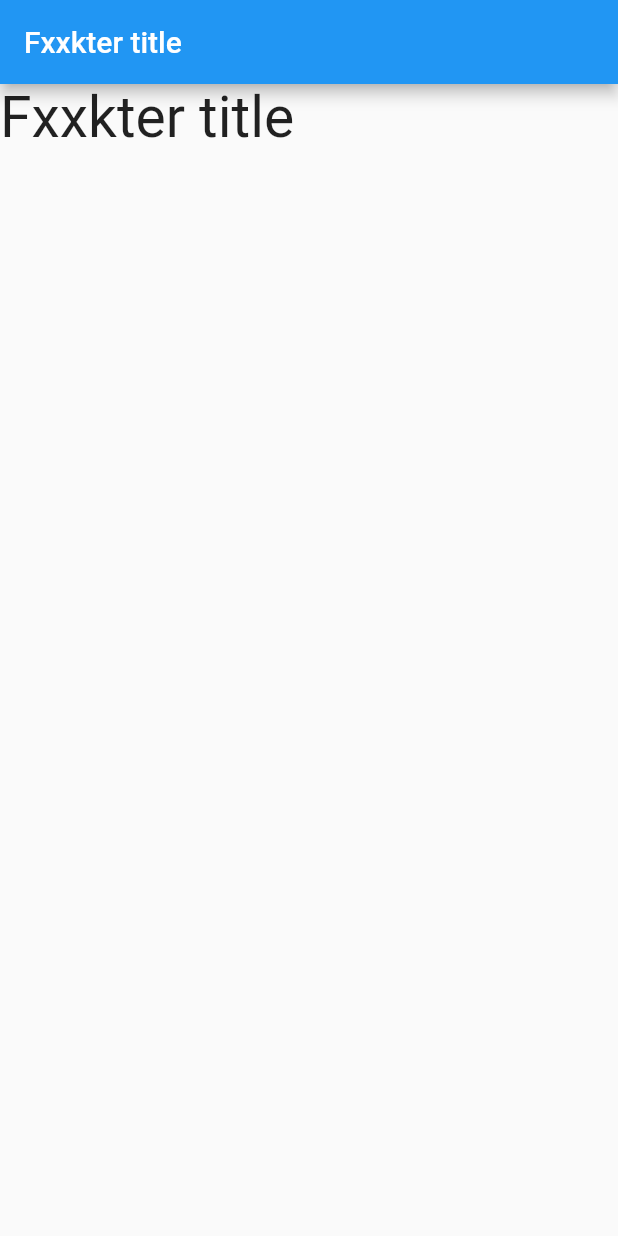
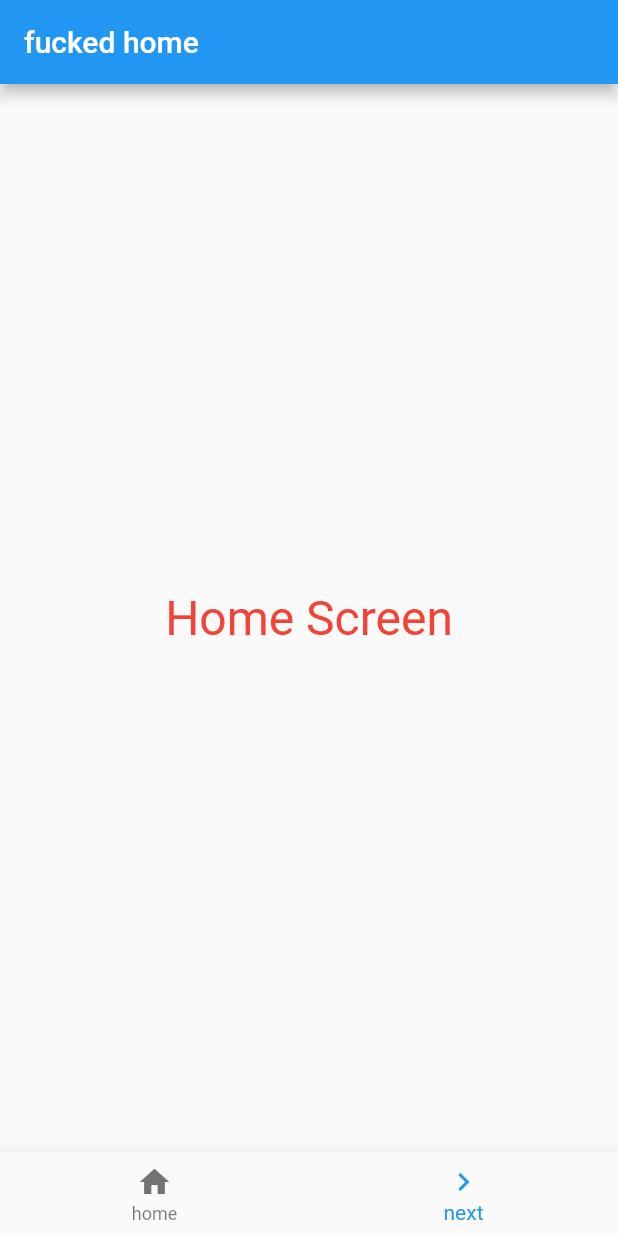
Before and after one commit to shtakai/udonfluttre, a Flutter app: the screen it shows after launch, on a phone screen of 412 x 824 dp. Run offline on Flutter 3.47's test engine with Material 2 defaults, Android fonts, the phone set to English and light mode, and no system bars.

```diff
--- a/lib/main.dart
+++ b/lib/main.dart
@@ -3,38 +3,90 @@ import 'package:flutter/material.dart';
 void main() => runApp(MyApp());
 
 class MyApp extends StatelessWidget {
-  final title = 'Fxxkter title';
-
   @override
   Widget build(BuildContext context) {
     return new MaterialApp(
-        title: 'fuck kill destroy',
-        home: new MyHomePage(
-          title: this.title,
-        ));
+      title: 'fuck kill destroy',
+      home: new FirstScreen(),
+    );
   }
 }
 
-class MyHomePage extends StatefulWidget {
-  final String title;
-
-  MyHomePage({this.title}) : super();
-
-  @override
-  _MyHomePageState createState() => new _MyHomePageState();
-}
-
-class _MyHomePageState extends State<MyHomePage> {
+class FirstScreen extends StatelessWidget {
   @override
   Widget build(BuildContext context) {
     return Scaffold(
       appBar: AppBar(
-        title: Text(widget.title),
+        title: Text('fucked home'),
       ),
-      body: Text(
-        widget.title,
-        style: TextStyle(fontSize: 38.0),
+      body: Center(
+        child: Container(
+          child: Text(
+            'Home Screen',
+            style: TextStyle(
+              fontSize: 32.0,
+              fontWeight: FontWeight.w400,
+              color: Colors.red,
+            ),
+          ),
+        ),
+      ),
+      bottomNavigationBar: BottomNavigationBar(
+        currentIndex: 1,
+        items: <BottomNavigationBarItem>[
+          BottomNavigationBarItem(
+            title: Text('home'),
+            icon: Icon(Icons.home),
+          ),
+          BottomNavigationBarItem(
+            title: Text('next'),
+            icon: Icon(Icons.navigate_next),
+          ),
+        ],
+        onTap: (int value) {
+          if (value == 1) {
+            Navigator.push(
+              context,
+              MaterialPageRoute(builder: (context) => SecondScreen()),
+            );
+          }
+        },
       ),
     );
   }
 }
+
+class SecondScreen extends StatelessWidget {
+  @override
+  Widget build(BuildContext context) {
+    return Scaffold(
+      appBar: AppBar(
+        title: Text('next'),
+      ),
+      body: Center(
+        child: Text(
+          'Next screen',
+          style: TextStyle(
+            fontSize: 32.0,
+          ),
+        ),
+      ),
+      bottomNavigationBar: BottomNavigationBar(
+        currentIndex: 0,
+        items: <BottomNavigationBarItem>[
+          BottomNavigationBarItem(
+            title: Text('prev'),
+            icon: Icon(Icons.navigate_before),
+          ),
+          BottomNavigationBarItem(
+            title: Text('?'),
+            icon: Icon(Icons.android),
+          ),
+        ],
+        onTap: (int value) {
+          if (value == 0) Navigator.pop(context);
+        },
+      ),
+    );
+  }
+}
```
